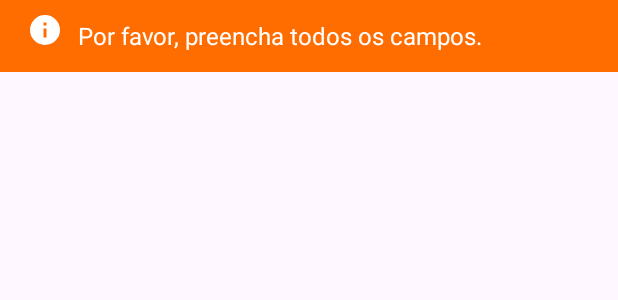
After one commit to pp23-if/TrabalhoFinalPDMPedroAugustoVieiraDeFreitas, an Android app: the layout activity_custom_toast_message.xml on its own in the app's theme, with its tools: preview values and no code run, on a phone screen of 412 x 824 dp. The commit adds this screen. Shown: the top 300 px of the screen. Run offline under Robolectric (Android 15) with nearby library versions, the phone set to English and light mode, and no system bars.

Commit message:
fiz os toast customizados para validacao de campos e cpf

```diff
--- /dev/null
+++ b/app/src/main/res/drawable/information.xml
@@ -0,0 +1 @@
+<!-- drawable/information.xml --><vector xmlns:android="http://schemas.android.com/apk/res/android" android:height="24dp" android:width="24dp" android:viewportWidth="24" android:viewportHeight="24"><path android:fillColor="@color/white" android:pathData="M13,9H11V7H13M13,17H11V11H13M12,2A10,10 0 0,0 2,12A10,10 0 0,0 12,22A10,10 0 0,0 22,12A10,10 0 0,0 12,2Z" /></vector>
--- /dev/null
+++ b/app/src/main/res/layout/activity_custom_toast_message.xml
@@ -0,0 +1,30 @@
+<?xml version="1.0" encoding="utf-8"?>
+<LinearLayout xmlns:android="http://schemas.android.com/apk/res/android"
+    android:id="@+id/container_Toast_customizado"
+    android:layout_width="match_parent"
+    android:orientation="horizontal"
+    android:padding="8dp"
+    android:weightSum="1"
+    android:layout_height="48dp"
+    android:background="@color/orange">
+
+    <ImageView
+        android:id="@+id/imageViewCustomToast"
+        android:layout_width="wrap_content"
+        android:layout_height="wrap_content"
+        android:layout_marginStart="10dp"
+        android:layout_marginEnd="10dp"
+        android:background="@drawable/information" />
+
+    <TextView
+        android:id="@+id/textViewCustomToast"
+        android:layout_width="0dp"
+        android:textSize="16sp"
+        android:text="@string/mensagemValidacaoCamposVazios"
+        android:layout_height="wrap_content"
+        android:layout_gravity="center_vertical"
+        android:layout_weight="0.8"
+        android:textColor="@color/white"
+        />
+
+</LinearLayout>
--- a/app/src/main/res/values/colors.xml
+++ b/app/src/main/res/values/colors.xml
@@ -8,5 +8,6 @@
     <color name="light_gray">#EDEDED</color>
     <color name="dark_gray">#767474</color>
     <color name="red">#F60505</color>
+    <color name="orange">#FF6D00</color>
 
 </resources>
--- a/app/src/main/res/values/strings.xml
+++ b/app/src/main/res/values/strings.xml
@@ -34,4 +34,6 @@
     <string name="impossibilidade">Impossibilidade</string>
     <string name="impossibilidadeMomentanea">No momento não foi possível cadastrar o cliente. Por favor verifique os dados informados e tente novamente mais tarde.</string>
     <string name="Entendi">Entendi</string>
+    <string name="validacaoCpf">O Cpf Informado já foi cadastrado.</string>
+    <string name="mensagemValidacaoCamposVazios">Por favor, preencha todos os campos.</string>
 </resources>
```
Also changed, not shown: app/build.gradle.kts (+7 -0 lines), app/src/main/java/trabalhofinalpdmpedroaugustovieiradefreitas/main/controller/CadastroClienteController.kt (+23 -2 lines), app/src/main/res/layout/activity_custom_toast_validacao_cpf.xml (added, +30 -0 lines).
